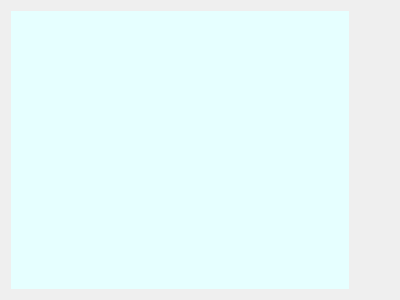
asianirish/AI-Ronaut, file AIMessageItemWidget.ui: the form before one commit.
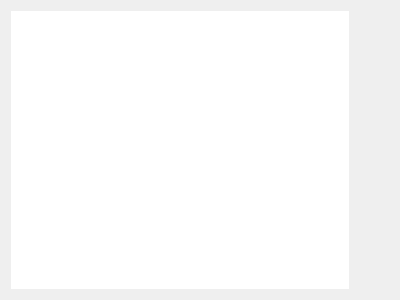
The form after the commit. Custom widgets are drawn as their Qt base class.

Commit message: feat(ui): update background color and add form layout

Patch:
```diff
--- a/AIMessageItemWidget.ui
+++ b/AIMessageItemWidget.ui
@@ -32,7 +32,7 @@
       </size>
      </property>
      <property name="styleSheet">
-      <string notr="true">background-color: rgba(230, 255, 255, 255);</string>
+      <string notr="true">background-color: rgba(255, 255, 255, 255);</string>
      </property>
      <property name="frameShape">
       <enum>QFrame::NoFrame</enum>
```
Left out of the diff: 3 changed lines with no effect on the pictures.
